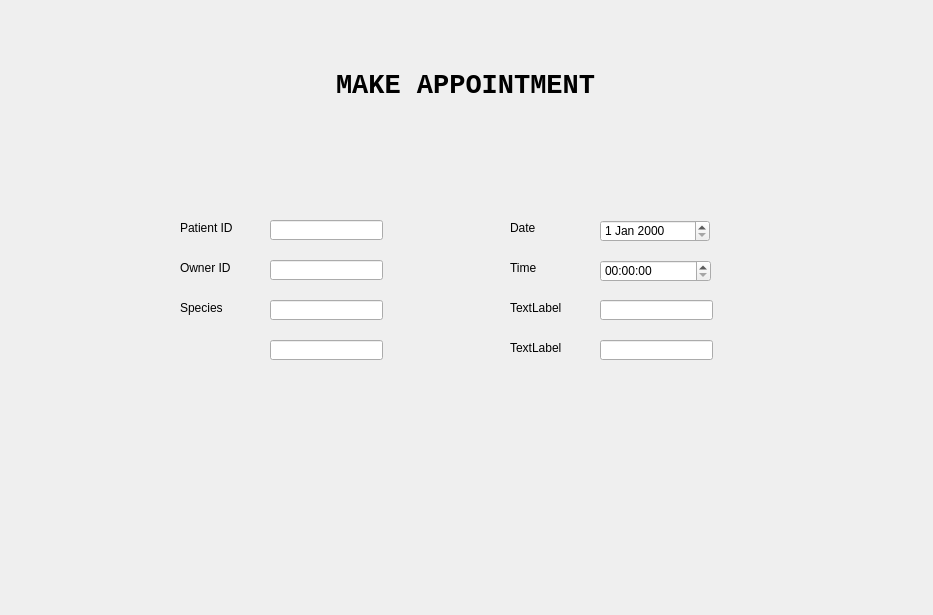
This is ApppointmentCreateUI.ui in ASNaeem/Simple-VCMS as Qt 5 draws it before an edit. The edited form follows.
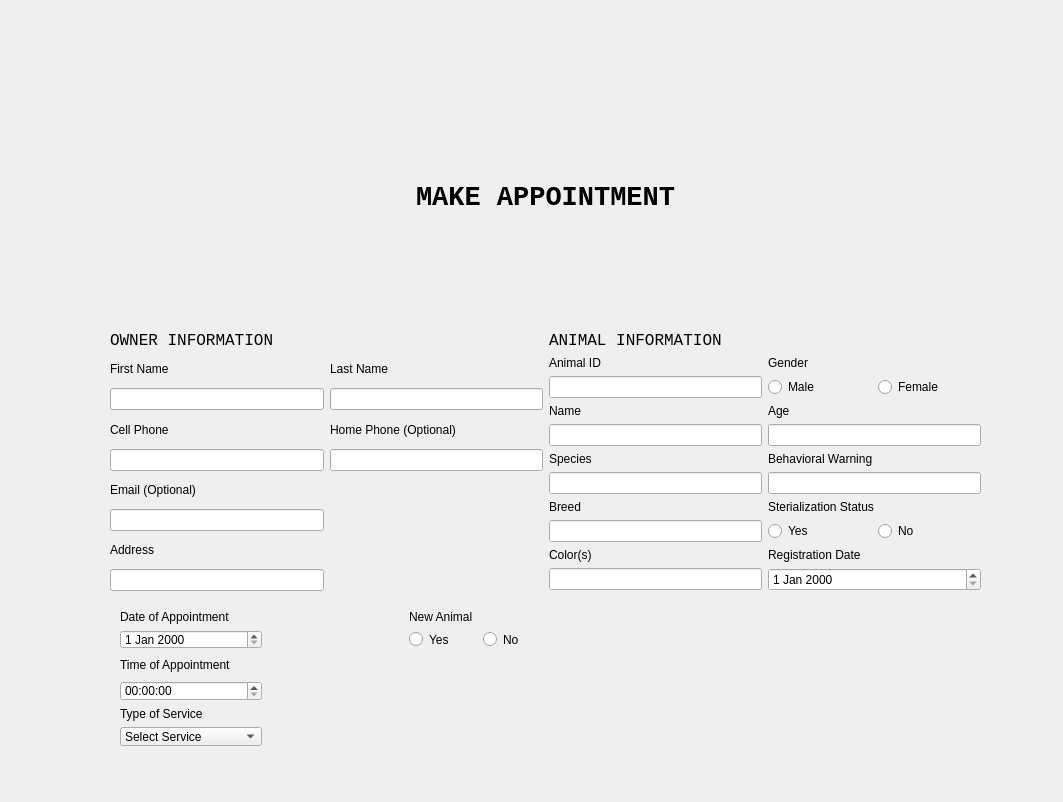
This is the edited form.

What changed in the file:
```diff
--- a/ApppointmentCreateUI.ui
+++ b/ApppointmentCreateUI.ui
@@ -6,231 +6,448 @@
    <rect>
     <x>0</x>
     <y>0</y>
-    <width>933</width>
-    <height>615</height>
+    <width>1063</width>
+    <height>802</height>
    </rect>
   </property>
   <property name="windowTitle">
    <string>MainWindow</string>
   </property>
   <widget class="QWidget" name="centralwidget">
+   <widget class="QWidget" name="verticalLayoutWidget">
+    <property name="geometry">
+     <rect>
+      <x>110</x>
+      <y>70</y>
+      <width>871</width>
+      <height>521</height>
+     </rect>
+    </property>
+    <layout class="QVBoxLayout" name="verticalLayout">
+     <item>
+      <widget class="QLabel" name="label">
+       <property name="font">
+        <font>
+         <family>Courier New</family>
+         <pointsize>20</pointsize>
+         <weight>75</weight>
+         <bold>true</bold>
+        </font>
+       </property>
+       <property name="text">
+        <string>MAKE APPOINTMENT</string>
+       </property>
+       <property name="alignment">
+        <set>Qt::AlignCenter</set>
+       </property>
+      </widget>
+     </item>
+     <item>
+      <layout class="QGridLayout" name="gridLayout" rowstretch="0,0">
+       <item row="1" column="0">
+        <layout class="QGridLayout" name="gridLayout_ownerInfo">
+         <item row="2" column="2">
+          <widget class="QLabel" name="label_20">
+           <property name="text">
+            <string>Last Name</string>
+           </property>
+          </widget>
+         </item>
+         <item row="3" column="1">
+          <widget class="QLineEdit" name="lineEdit_2">
+           <property name="text">
+            <string/>
+           </property>
+          </widget>
+         </item>
+         <item row="2" column="1">
+          <widget class="QLabel" name="label_3">
+           <property name="text">
+            <string>First Name</string>
+           </property>
+          </widget>
+         </item>
+         <item row="8" column="1">
+          <widget class="QLabel" name="label_12">
+           <property name="text">
+            <string>Address</string>
+           </property>
+          </widget>
+         </item>
+         <item row="5" column="2">
+          <widget class="QLineEdit" name="lineEdit_4"/>
+         </item>
+         <item row="3" column="2">
+          <widget class="QLineEdit" name="lineEdit_11">
+           <property name="text">
+            <string/>
+           </property>
+          </widget>
+         </item>
+         <item row="5" column="1">
+          <widget class="QLineEdit" name="lineEdit_3"/>
+         </item>
+         <item row="4" column="1">
+          <widget class="QLabel" name="label_4">
+           <property name="text">
+            <string>Cell Phone</string>
+           </property>
+          </widget>
+         </item>
+         <item row="7" column="1">
+          <widget class="QLineEdit" name="lineEdit_7"/>
+         </item>
+         <item row="6" column="1">
+          <widget class="QLabel" name="label_8">
+           <property name="text">
+            <string>Email (Optional)</string>
+           </property>
+          </widget>
+         </item>
+         <item row="4" column="2">
+          <widget class="QLabel" name="label_5">
+           <property name="sizePolicy">
+            <sizepolicy hsizetype="Preferred" vsizetype="Preferred">
+             <horstretch>0</horstretch>
+             <verstretch>0</verstretch>
+            </sizepolicy>
+           </property>
+           <property name="text">
+            <string>Home Phone (Optional)</string>
+           </property>
+          </widget>
+         </item>
+         <item row="9" column="1">
+          <widget class="QLineEdit" name="lineEdit"/>
+         </item>
+        </layout>
+       </item>
+       <item row="0" column="0">
+        <widget class="QLabel" name="label_10">
+         <property name="font">
+          <font>
+           <family>Courier New</family>
+           <pointsize>12</pointsize>
+          </font>
+         </property>
+         <property name="text">
+          <string>OWNER INFORMATION</string>
+         </property>
+        </widget>
+       </item>
+       <item row="1" column="1">
+        <layout class="QGridLayout" name="gridLayout_Animal">
+         <item row="2" column="2">
+          <widget class="QLabel" name="label_16">
+           <property name="text">
+            <string>Age</string>
+           </property>
+          </widget>
+         </item>
+         <item row="5" column="2">
+          <widget class="QLineEdit" name="lineEdit_14"/>
+         </item>
+         <item row="0" column="1">
+          <widget class="QLabel" name="label_19">
+           <property name="text">
+            <string>Animal ID</string>
+           </property>
+          </widget>
+         </item>
+         <item row="3" column="1">
+          <widget class="QLineEdit" name="lineEdit_6">
+           <property name="text">
+            <string/>
+           </property>
+          </widget>
+         </item>
+         <item row="8" column="1">
+          <widget class="QLabel" name="label_21">
+           <property name="text">
+            <string>Color(s)</string>
+           </property>
+          </widget>
+         </item>
+         <item row="4" column="2">
+          <widget class="QLabel" name="label_18">
+           <property name="text">
+            <string>Behavioral Warning</string>
+           </property>
+          </widget>
+         </item>
+         <item row="1" column="1">
+          <widget class="QLineEdit" name="lineEdit_10"/>
+         </item>
+         <item row="7" column="1">
+          <widget class="QLineEdit" name="lineEdit_9"/>
+         </item>
+         <item row="6" column="1">
+          <widget class="QLabel" name="label_13">
+           <property name="text">
+            <string>Breed</string>
+           </property>
+          </widget>
+         </item>
+         <item row="9" column="1">
+          <widget class="QLineEdit" name="lineEdit_16"/>
+         </item>
+         <item row="6" column="2">
+          <widget class="QLabel" name="label_22">
+           <property name="text">
+            <string>Sterialization Status</string>
+           </property>
+          </widget>
+         </item>
+         <item row="4" column="1">
+          <widget class="QLabel" name="label_14">
+           <property name="text">
+            <string>Species</string>
+           </property>
+          </widget>
+         </item>
+         <item row="9" column="2">
+          <widget class="QDateEdit" name="dateEdit_2">
+           <property name="sizePolicy">
+            <sizepolicy hsizetype="Expanding" vsizetype="Fixed">
+             <horstretch>0</horstretch>
+             <verstretch>0</verstretch>
+            </sizepolicy>
+           </property>
+          </widget>
+         </item>
+         <item row="2" column="1">
+          <widget class="QLabel" name="label_17">
+           <property name="text">
+            <string>Name</string>
+           </property>
+          </widget>
+         </item>
+         <item row="8" column="2">
+          <widget class="QLabel" name="label_23">
+           <property name="text">
+            <string>Registration Date</string>
+           </property>
+          </widget>
+         </item>
+         <item row="3" column="2">
+          <widget class="QLineEdit" name="lineEdit_13"/>
+         </item>
+         <item row="0" column="2">
+          <widget class="QLabel" name="label_15">
+           <property name="text">
+            <string>Gender</string>
+           </property>
+          </widget>
+         </item>
+         <item row="5" column="1">
+          <widget class="QLineEdit" name="lineEdit_5"/>
+         </item>
+         <item row="1" column="2">
+          <layout class="QHBoxLayout" name="horizontalLayout_5">
+           <item>
+            <widget class="QRadioButton" name="radioButton_3">
+             <property name="text">
+              <string>Male</string>
+             </property>
+            </widget>
+           </item>
+           <item>
+            <widget class="QRadioButton" name="radioButton_4">
+             <property name="text">
+              <string>Female</string>
+             </property>
+            </widget>
+           </item>
+          </layout>
+         </item>
+         <item row="7" column="2">
+          <layout class="QHBoxLayout" name="horizontalLayout_4">
+           <item>
+            <widget class="QRadioButton" name="radioButton_2">
+             <property name="text">
+              <string>Yes</string>
+             </property>
+            </widget>
+           </item>
+           <item>
+            <widget class="QRadioButton" name="radioButton">
+             <property name="text">
+              <string>No</string>
+             </property>
+            </widget>
+           </item>
+          </layout>
+         </item>
+        </layout>
+       </item>
+       <item row="0" column="1">
+        <widget class="QLabel" name="label_11">
+         <property name="font">
+          <font>
+           <family>Courier New</family>
+           <pointsize>12</pointsize>
+          </font>
+         </property>
+         <property name="text">
+          <string>ANIMAL INFORMATION</string>
+         </property>
+        </widget>
+       </item>
+      </layout>
+     </item>
+    </layout>
+   </widget>
+   <widget class="QWidget" name="gridLayoutWidget_4">
+    <property name="geometry">
+     <rect>
+      <x>120</x>
+      <y>610</y>
+      <width>431</width>
+      <height>157</height>
+     </rect>
+    </property>
+    <layout class="QGridLayout" name="gridLayout_2" rowstretch="0,0,0,0,0,0,0,0">
+     <property name="bottomMargin">
+      <number>20</number>
+     </property>
+     <item row="1" column="0">
+      <widget class="QLabel" name="label_6">
+       <property name="text">
+        <string>Date of Appointment</string>
+       </property>
+      </widget>
+     </item>
+     <item row="6" column="0">
+      <widget class="QLabel" name="label_9">
+       <property name="text">
+        <string>Type of Service</string>
+       </property>
+      </widget>
+     </item>
+     <item row="4" column="0">
+      <widget class="QLabel" name="label_7">
+       <property name="text">
+        <string>Time of Appointment</string>
+       </property>
+      </widget>
+     </item>
+     <item row="7" column="0">
+      <widget class="QComboBox" name="comboBox">
+       <property name="sizePolicy">
+        <sizepolicy hsizetype="Expanding" vsizetype="Fixed">
+         <horstretch>0</horstretch>
+         <verstretch>0</verstretch>
+        </sizepolicy>
+       </property>
+       <item>
+        <property name="text">
+         <string>Select Service</string>
+        </property>
+       </item>
+       <item>
+        <property name="text">
+         <string>Visiting</string>
+        </property>
+       </item>
+       <item>
+        <property name="text">
+         <string>Vaccination</string>
+        </property>
+       </item>
+       <item>
+        <property name="text">
+         <string>Neutering </string>
+        </property>
+       </item>
+       <item>
+        <property name="text">
+         <string>Grooming</string>
+        </property>
+       </item>
+      </widget>
+     </item>
+     <item row="3" column="0">
+      <widget class="QDateEdit" name="dateEdit">
+       <property name="sizePolicy">
+        <sizepolicy hsizetype="Expanding" vsizetype="Fixed">
+         <horstretch>0</horstretch>
+         <verstretch>0</verstretch>
+        </sizepolicy>
+       </property>
+      </widget>
+     </item>
+     <item row="3" column="2">
+      <layout class="QHBoxLayout" name="horizontalLayout_6">
+       <item>
+        <widget class="QRadioButton" name="radioButton_5">
+         <property name="sizePolicy">
+          <sizepolicy hsizetype="Expanding" vsizetype="Fixed">
+           <horstretch>0</horstretch>
+           <verstretch>0</verstretch>
+          </sizepolicy>
+         </property>
+         <property name="text">
+          <string>Yes</string>
+         </property>
+        </widget>
+       </item>
+       <item>
+        <widget class="QRadioButton" name="radioButton_6">
+         <property name="sizePolicy">
+          <sizepolicy hsizetype="Expanding" vsizetype="Fixed">
+           <horstretch>0</horstretch>
+           <verstretch>0</verstretch>
+          </sizepolicy>
+         </property>
+         <property name="text">
+          <string>No</string>
+         </property>
+        </widget>
+       </item>
+      </layout>
+     </item>
+     <item row="5" column="0">
+      <widget class="QTimeEdit" name="timeEdit">
+       <property name="sizePolicy">
+        <sizepolicy hsizetype="Expanding" vsizetype="Fixed">
+         <horstretch>0</horstretch>
+         <verstretch>0</verstretch>
+        </sizepolicy>
+       </property>
+      </widget>
+     </item>
+     <item row="1" column="2">
+      <widget class="QLabel" name="label_2">
+       <property name="text">
+        <string>New Animal</string>
+       </property>
+      </widget>
+     </item>
+     <item row="4" column="1">
+      <spacer name="horizontalSpacer">
+       <property name="orientation">
+        <enum>Qt::Horizontal</enum>
+       </property>
+       <property name="sizeHint" stdset="0">
+        <size>
+         <width>40</width>
+         <height>20</height>
+        </size>
+       </property>
+      </spacer>
+     </item>
+    </layout>
+   </widget>
    <widget class="QWidget" name="gridLayoutWidget">
     <property name="geometry">
      <rect>
-      <x>0</x>
-      <y>0</y>
-      <width>931</width>
-      <height>171</height>
+      <x>630</x>
+      <y>610</y>
+      <width>351</width>
+      <height>161</height>
      </rect>
     </property>
-    <layout class="QGridLayout" name="gridLayout">
-     <item row="0" column="0">
-      <layout class="QHBoxLayout" name="horizontalLayout">
-       <item>
-        <widget class="QLabel" name="label">
-         <property name="font">
-          <font>
-           <family>Courier New</family>
-           <pointsize>20</pointsize>
-           <weight>75</weight>
-           <bold>true</bold>
-          </font>
-         </property>
-         <property name="text">
-          <string>MAKE APPOINTMENT</string>
-         </property>
-         <property name="alignment">
-          <set>Qt::AlignCenter</set>
-         </property>
-        </widget>
-       </item>
-      </layout>
-     </item>
-    </layout>
-   </widget>
-   <widget class="QLineEdit" name="lineEdit">
-    <property name="geometry">
-     <rect>
-      <x>270</x>
-      <y>220</y>
-      <width>113</width>
-      <height>20</height>
-     </rect>
-    </property>
-   </widget>
-   <widget class="QLineEdit" name="lineEdit_2">
-    <property name="geometry">
-     <rect>
-      <x>270</x>
-      <y>260</y>
-      <width>113</width>
-      <height>20</height>
-     </rect>
-    </property>
-   </widget>
-   <widget class="QLineEdit" name="lineEdit_3">
-    <property name="geometry">
-     <rect>
-      <x>270</x>
-      <y>300</y>
-      <width>113</width>
-      <height>20</height>
-     </rect>
-    </property>
-   </widget>
-   <widget class="QLineEdit" name="lineEdit_4">
-    <property name="geometry">
-     <rect>
-      <x>270</x>
-      <y>340</y>
-      <width>113</width>
-      <height>20</height>
-     </rect>
-    </property>
-   </widget>
-   <widget class="QLineEdit" name="lineEdit_6">
-    <property name="geometry">
-     <rect>
-      <x>600</x>
-      <y>340</y>
-      <width>113</width>
-      <height>20</height>
-     </rect>
-    </property>
-   </widget>
-   <widget class="QLineEdit" name="lineEdit_8">
-    <property name="geometry">
-     <rect>
-      <x>600</x>
-      <y>300</y>
-      <width>113</width>
-      <height>20</height>
-     </rect>
-    </property>
-   </widget>
-   <widget class="QLabel" name="label_2">
-    <property name="geometry">
-     <rect>
-      <x>180</x>
-      <y>220</y>
-      <width>91</width>
-      <height>16</height>
-     </rect>
-    </property>
-    <property name="text">
-     <string>Patient ID</string>
-    </property>
-   </widget>
-   <widget class="QLabel" name="label_3">
-    <property name="geometry">
-     <rect>
-      <x>180</x>
-      <y>260</y>
-      <width>91</width>
-      <height>16</height>
-     </rect>
-    </property>
-    <property name="text">
-     <string>Owner ID</string>
-    </property>
-   </widget>
-   <widget class="QLabel" name="label_4">
-    <property name="geometry">
-     <rect>
-      <x>180</x>
-      <y>300</y>
-      <width>91</width>
-      <height>16</height>
-     </rect>
-    </property>
-    <property name="text">
-     <string>Species</string>
-    </property>
-   </widget>
-   <widget class="QLabel" name="label_5">
-    <property name="geometry">
-     <rect>
-      <x>180</x>
-      <y>340</y>
-      <width>91</width>
-      <height>16</height>
-     </rect>
-    </property>
-    <property name="text">
-     <string/>
-    </property>
-   </widget>
-   <widget class="QLabel" name="label_6">
-    <property name="geometry">
-     <rect>
-      <x>510</x>
-      <y>220</y>
-      <width>91</width>
-      <height>16</height>
-     </rect>
-    </property>
-    <property name="text">
-     <string>Date</string>
-    </property>
-   </widget>
-   <widget class="QLabel" name="label_7">
-    <property name="geometry">
-     <rect>
-      <x>510</x>
-      <y>260</y>
-      <width>91</width>
-      <height>16</height>
-     </rect>
-    </property>
-    <property name="text">
-     <string>Time</string>
-    </property>
-   </widget>
-   <widget class="QLabel" name="label_8">
-    <property name="geometry">
-     <rect>
-      <x>510</x>
-      <y>300</y>
-      <width>91</width>
-      <height>16</height>
-     </rect>
-    </property>
-    <property name="text">
-     <string>TextLabel</string>
-    </property>
-   </widget>
-   <widget class="QLabel" name="label_9">
-    <property name="geometry">
-     <rect>
-      <x>510</x>
-      <y>340</y>
-      <width>91</width>
-      <height>16</height>
-     </rect>
-    </property>
-    <property name="text">
-     <string>TextLabel</string>
-    </property>
-   </widget>
-   <widget class="QDateEdit" name="dateEdit">
-    <property name="geometry">
-     <rect>
-      <x>600</x>
-      <y>220</y>
-      <width>110</width>
-      <height>22</height>
-     </rect>
-    </property>
-   </widget>
-   <widget class="QTimeEdit" name="timeEdit">
-    <property name="geometry">
-     <rect>
-      <x>600</x>
-      <y>260</y>
-      <width>111</width>
-      <height>22</height>
-     </rect>
-    </property>
+    <layout class="QGridLayout" name="gridLayout_3"/>
    </widget>
   </widget>
  </widget>
```
